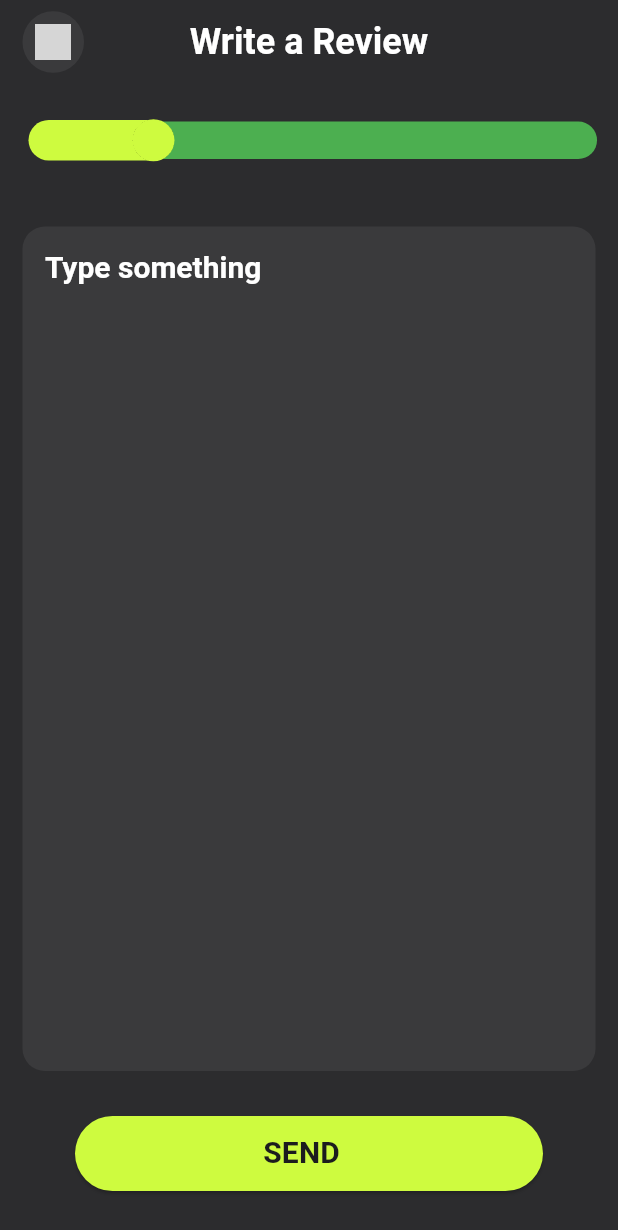
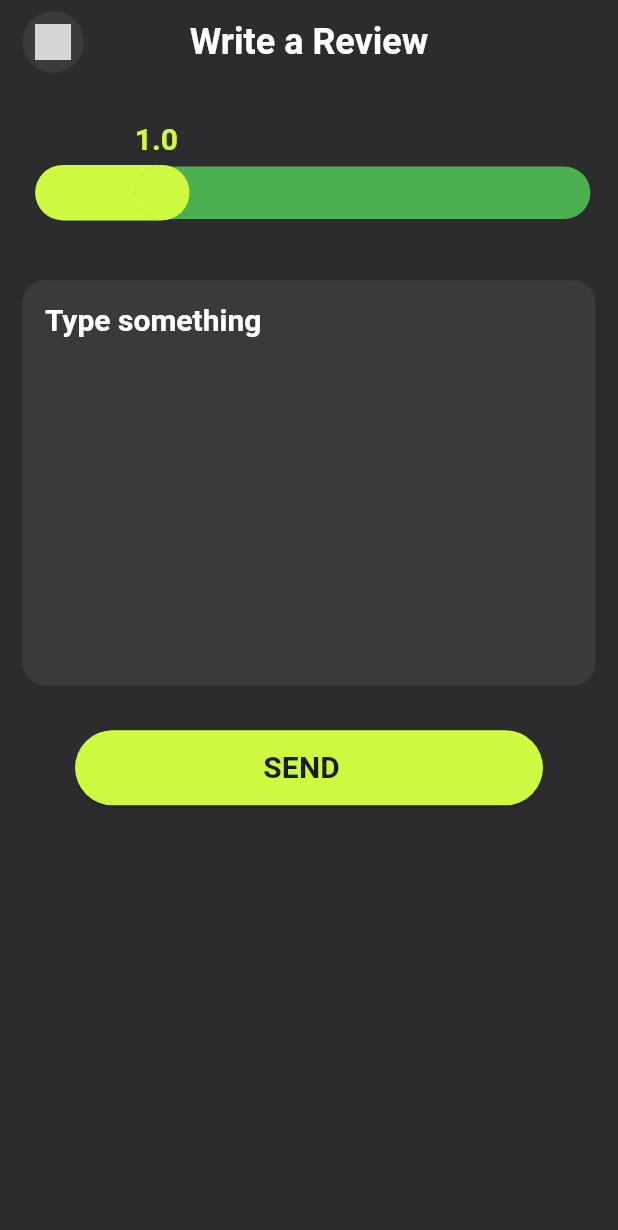
Before and after one commit to Duongbaxinh/gym-app, a Flutter app: the WriteCommentScreen screen opened directly, on a phone screen of 412 x 824 dp. Shown: the top 1230 px of the screen. Run offline on Flutter 3.47's test engine with Material 3 defaults, Android fonts, the phone set to English and light mode, and no system bars; our stand-ins replace carousel_slider, cloud_firestore, firebase_auth, firebase_core, firebase_storage, group_button and 2 more; missing offline and left inert: avatar_stack, text_area; accounts and stored records are empty; network calls fail; grey boxes are pictures that could not be loaded.

Commit message:
update write review

```diff
--- a/lib/common_widget/rate_custom.dart
+++ b/lib/common_widget/rate_custom.dart
@@ -50,16 +50,12 @@ class RateCustom extends StatelessWidget {
     return Column(
       children: [
        if(toplables) Padding(
-          padding: const EdgeInsets.symmetric(horizontal: 20),
+          padding: const EdgeInsets.symmetric(horizontal: 22,vertical: 5),
           child:  Row(
             mainAxisAlignment: MainAxisAlignment.spaceBetween,
             children: topTitle(titles),
           ),
         ),
-        SizedBox(
-          width: double.infinity,
-          height: height,
-          child:
         Row(
           mainAxisAlignment: MainAxisAlignment.spaceBetween,
           children: [
@@ -76,11 +72,10 @@ class RateCustom extends StatelessWidget {
                 data: SliderTheme.of(context).copyWith(
                     trackHeight: size,
                     valueIndicatorColor: Colors.white,
-                      tickMarkShape:
-                          RoundSliderTickMarkShape(tickMarkRadius: 0),
+                    tickMarkShape:const RoundSliderTickMarkShape(tickMarkRadius: 0),
                     thumbShape: thumShape
                         ? RoundSliderThumbShape(
-                              enabledThumbRadius: height / 2.5, elevation: 0)
+                            enabledThumbRadius: size / 1.9, elevation: 0)
                         : SliderComponentShape.noThumb,
                     overlayShape: SliderComponentShape.noOverlay),
                 child: Slider(
@@ -101,7 +96,6 @@ class RateCustom extends StatelessWidget {
             ),
           ],
         ),
-        ),
       ],
     );
   }
--- a/lib/screens/ratting_screen.dart
+++ b/lib/screens/ratting_screen.dart
@@ -7,6 +7,7 @@ import 'package:project_app/common_widget/group_button.dart';
 import 'package:project_app/common_widget/rate_custom.dart';
 import 'package:project_app/constant/index.dart';
 import 'package:project_app/constant/list_data_start.dart';
+import 'package:project_app/screens/write_comment_screen.dart';
 
 class RattingScreen extends StatefulWidget{
   const RattingScreen({super.key});
@@ -35,7 +36,9 @@ class _RattingScreenState extends State<RattingScreen>{
       ),
       bottomNavigationBar: SizedBox(
         height: 100,
-          child: BottomButton(title: "Write a Review", fn: (){},heightOver: 120,)),
+          child: BottomButton(title: "Write a Review", fn: (){
+            Navigator.push(context, MaterialPageRoute(builder: (context) => WriteCommentScreen(),));
+          },heightOver: 120,)),
       body: Container(
         padding: EdgeInsets.symmetric(horizontal: 15),
         child: Column(
--- a/lib/screens/write_comment_screen.dart
+++ b/lib/screens/write_comment_screen.dart
@@ -46,26 +46,17 @@ class _WriteCommentScreenState extends State<WriteCommentScreen> {
         ),
         elevation: 0,
       ),
-      bottomNavigationBar: Container(
-        height: 50,
-        margin: const EdgeInsets.symmetric(vertical: 30),
-        padding: const EdgeInsets.symmetric(horizontal: 50),
-        child: ButtonCustom(
-          title: "Send".toUpperCase(),
-          fn: () {},
-          icon: false,
-        ),
-      ),
       body: Column(
         children: [
           Container(
               margin: const EdgeInsets.symmetric(vertical: 20),
               child: RateCustom(
+                toplables: true,
                 ratting: ratting,
                 thumShape: true,
                 min: 0,
                 max: 5,
-                size: 25,
+                size: 35,
                 height: 35,
                 colorTrack: yelSchema,
                 onRatting: handleRatting,
@@ -74,12 +65,19 @@ class _WriteCommentScreenState extends State<WriteCommentScreen> {
             height: 20,
           ),
           Expanded(
-            child: Container(
+            child: SingleChildScrollView(
+              physics: NeverScrollableScrollPhysics(),
+              child: Column(
+                children: [
+                  Container(
                       margin: const EdgeInsets.symmetric(horizontal: 15),
                       constraints: const BoxConstraints(),
                       decoration: BoxDecoration(
-                    color: Theme.of(context).colorScheme.onSecondaryContainer,
-                    borderRadius: const BorderRadius.all(Radius.circular(15))),
+                          color: Theme.of(context)
+                              .colorScheme
+                              .onSecondaryContainer,
+                          borderRadius:
+                              const BorderRadius.all(Radius.circular(15))),
                       child: TextField(
                         minLines: 10,
                         maxLines: 12,
@@ -91,6 +89,20 @@ class _WriteCommentScreenState extends State<WriteCommentScreen> {
                           contentPadding: const EdgeInsets.all(15),
                         ),
                       )),
+                  Container(
+                    width: MediaQuery.of(context).size.width,
+                    height: 50,
+                    margin: const EdgeInsets.symmetric(vertical: 30),
+                    padding: const EdgeInsets.symmetric(horizontal: 50),
+                    child: ButtonCustom(
+                      title: "Send".toUpperCase(),
+                      fn: () {},
+                      icon: false,
+                    ),
+                  ),
+                ],
+              ),
+            ),
           ),
         ],
       ),
```
Lines whose indentation alone changed are shown as unchanged.
